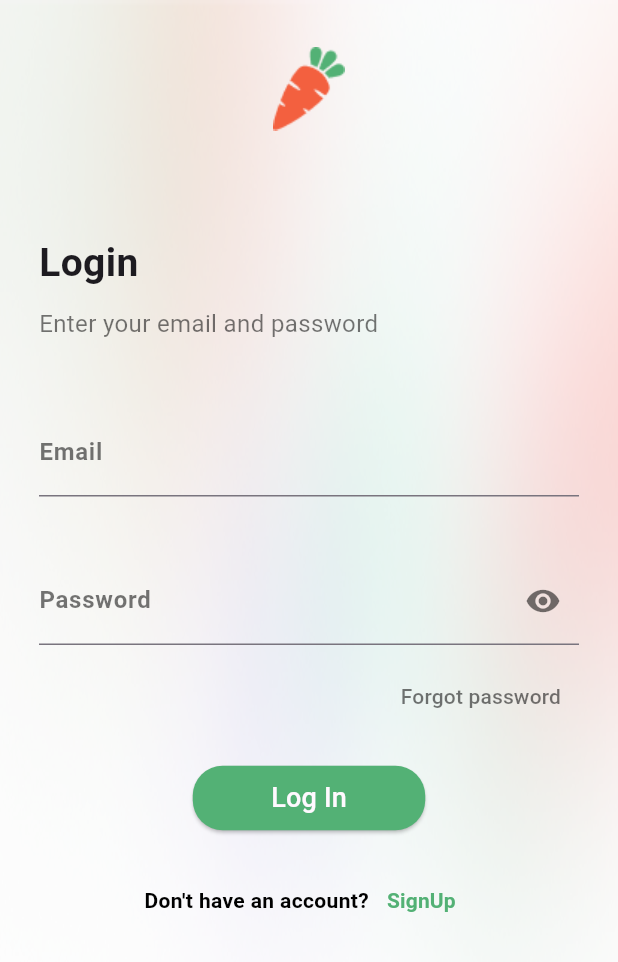
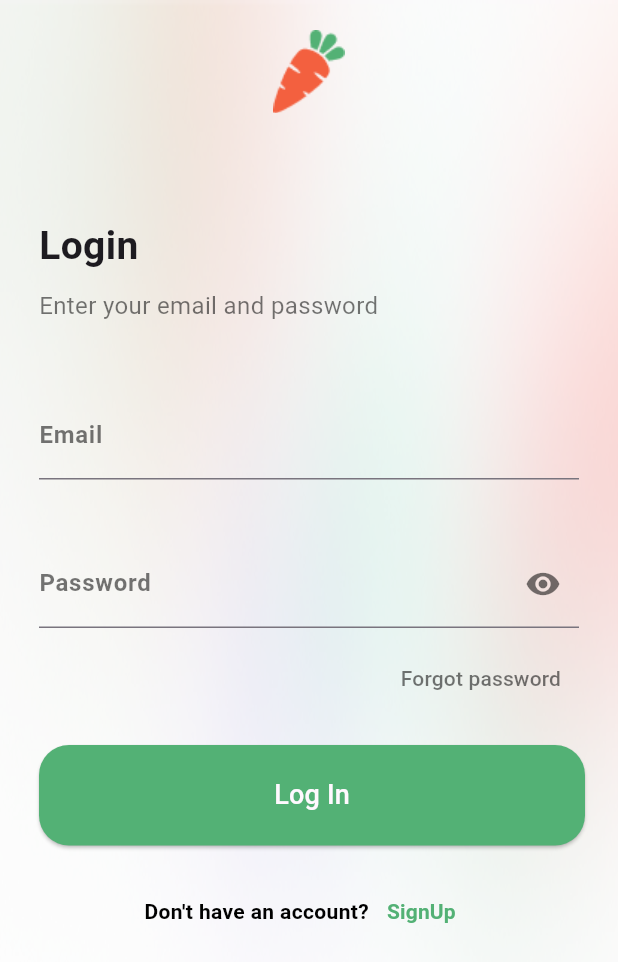
Before and after one commit to buyamm/flutter_groceries_app, a Flutter app: the LoginPage screen opened directly, on a phone screen of 412 x 824 dp. Shown: the top 962 px of the screen. Run offline on Flutter 3.47's test engine with Material 3 defaults, Android fonts, the phone set to English and light mode, and no system bars; missing offline and left inert: standard_searchbar.

Commit message:
refactor: Update the page index

```diff
--- a/lib/main.dart
+++ b/lib/main.dart
@@ -3,6 +3,7 @@ import 'package:flutter_groceries_app/screens/explore.dart';
 import 'package:flutter_groceries_app/screens/home.dart';
 import 'package:flutter_groceries_app/screens/login.dart';
 import 'package:flutter_groceries_app/screens/profile.dart';
+import 'package:flutter_groceries_app/screens/sign_up.dart';
 import 'package:flutter_groceries_app/widgets/bottom_bar.dart';
 
 void main() {
@@ -22,8 +23,8 @@ class _MyWidgetState extends State<MyApp> {
   final List<Widget> _pages = [
     HomePage(),
     ExplorePage(),
-    Placeholder(),
-    Placeholder(),
+    LoginPage(),
+    SignUpPage(),
     ProfilePage(),
   ];
 
--- a/lib/screens/login.dart
+++ b/lib/screens/login.dart
@@ -1,7 +1,6 @@
 import 'package:flutter/material.dart';
 import 'package:flutter_groceries_app/screens/product_detail.dart';
 import 'package:flutter_groceries_app/screens/sign_up.dart';
-import 'package:flutter_groceries_app/widgets/elevated_button.dart';
 
 class LoginPage extends StatefulWidget {
   const LoginPage({super.key});
@@ -133,10 +132,17 @@ class _LoginPageState extends State<LoginPage> {
               child: Row(
                 mainAxisAlignment: MainAxisAlignment.center,
                 children: [
-                  MyElevatedButton(
-                    name: "Log In",
-                    bgColor: 0xff53B175,
-                    foreColor: 0xffFFF9FF,
+                  ElevatedButton(
+                    onPressed: loginEvent,
+                    style: ElevatedButton.styleFrom(
+                      backgroundColor: Color(0xff53B175),
+                      foregroundColor: Color(0xffFFF9FF),
+                      fixedSize: Size(364, 67),
+                      shape: RoundedRectangleBorder(
+                        borderRadius: BorderRadius.all(Radius.circular(20)),
+                      ),
+                    ),
+                    child: Text("Log In", style: TextStyle(fontSize: 18)),
                   ),
                 ],
               ),
```
